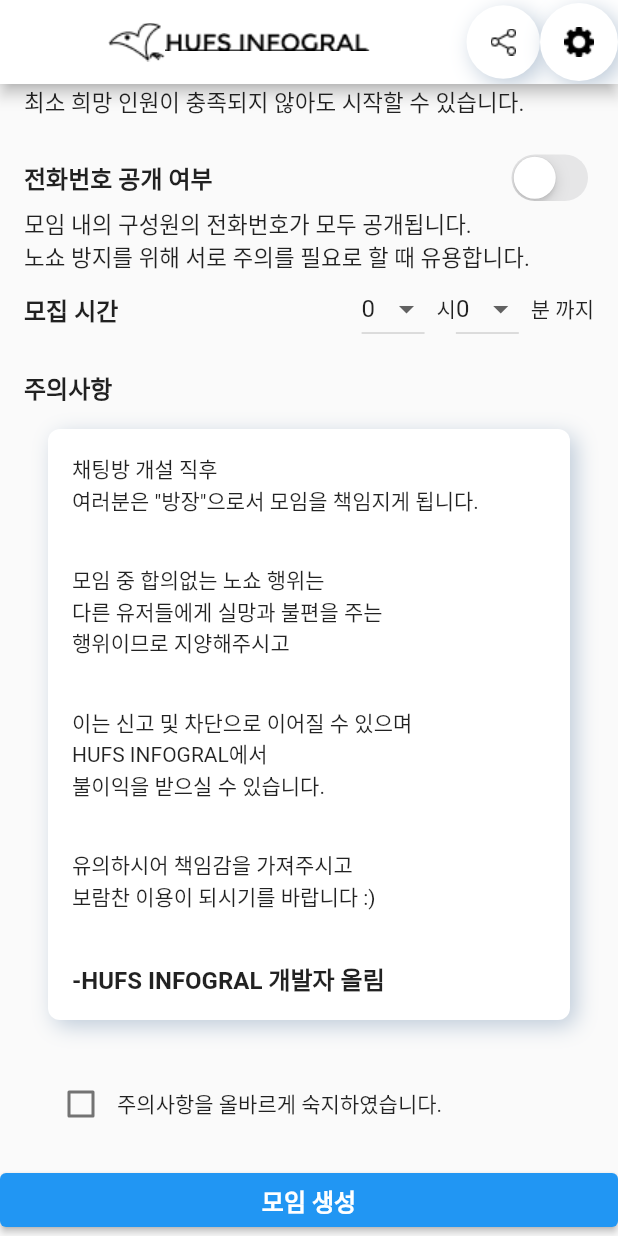
After one commit to Bewheneverwhatiwant/HUFS_Information_Front, a Flutter app: the CreatingChat screen opened directly, scrolled down 413 dp, after a tap on "모임 생성", on a phone screen of 412 x 824 dp. The commit adds this screen. Run offline on Flutter 3.47's test engine with Material 2 defaults, Android fonts, the phone set to English and light mode, and no system bars; our stand-ins replace carousel_slider, sliding_up_panel.

Commit message:
[ADD] CreatingChat 페이지 완성, 그러나 FormButton의 유효성 검사와 관련해서 오류 이슈 있음, AlertMessage Page 뼈대만 만들어둠

```diff
--- /dev/null
+++ b/lib/Common_CheckBox.dart
@@ -0,0 +1,25 @@
+import 'package:flutter/material.dart';
+
+class CheckBox extends StatefulWidget {
+
+  @override
+  _CheckBoxState createState() => _CheckBoxState();
+}
+
+class _CheckBoxState extends State<Checkbox> {
+  bool _isChecked = false;
+
+  @override
+  Widget build(BuildContext context) {
+    return Checkbox(
+      value: _isChecked,
+
+      onChanged: (bool? value) {
+        setState(() {
+          _isChecked = value ?? false;
+        });
+
+      },
+    );
+  }
+}
--- /dev/null
+++ b/lib/Common_FormButton.dart
@@ -0,0 +1,77 @@
+import 'package:flutter/material.dart';
+
+/*
+
+모든 InputText가 채워지고 checkBox가 체크되면 버튼이 활성화되는 코드를 작성하려 했으나 실패...^^!
+일간은 그냥 파란 버튼 뜨게 해놓을게... 나중에 원인 알것같으면 같이 고치자
+난 진짜 도저히 에러 해결 못하겠어 ㅠㅠㅠㅠㅠㅠㅠㅠ
+밑에 코드 참고하면서 에러 원인 찾아보라고 남겨둠...
+
+class FormButton extends StatefulWidget {
+  final String value1;
+  final int value2;
+  final String value3;
+  final bool isChecked;
+
+  FormButton({
+    required this.value1,
+    required this.value2,
+    required this.value3,
+    required this.isChecked,
+  });
+
+  @override
+  _FormButtonState createState() => _FormButtonState();
+}
+
+class _FormButtonState extends State<FormButton> {
+  bool isFormValid() {
+    // 모든 TextField가 채워졌는지 확인
+    final value1 = widget.value1;
+    final value2 = widget.value2;
+    final value3 = widget.value3;
+
+    if (value1.isEmpty || value2.toString().isEmpty || value3.isEmpty) {
+      return false;
+    }
+
+    // 체크박스가 체크되었는지 확인
+    return widget.isChecked;
+  }
+
+  @override
+  Widget build(BuildContext context) {
+    return ElevatedButton(
+      onPressed: isFormValid()
+          ? () {
+              // 버튼이 클릭되었을 때 수행할 동작(채팅방 형성 및 토스트 메시지) 나중에 제작해야됨
+            }
+          : null,
+      child: Text(
+        '모임 생성',
+        style: TextStyle(fontSize: 16, fontWeight: FontWeight.bold, color: Colors.white),
+      ),
+      style: ElevatedButton.styleFrom(
+        padding: EdgeInsets.symmetric(horizontal: MediaQuery.of(context).size.width / 4),
+        // primary에 줄이 그어진 상태: 현재 버튼 비활성화 상태라는 뜻!
+        primary: isFormValid() ? Colors.blue : Colors.grey,
+      ),
+    );
+  }
+}
+*/
+
+class FormButton extends StatelessWidget {
+
+  @override
+  Widget build (BuildContext context) {
+    return ElevatedButton(
+      onPressed: () {},
+      child: Text('모임 생성', style: TextStyle(fontSize: 16, fontWeight: FontWeight.bold, color: Colors.white)),
+      style: ElevatedButton.styleFrom(
+        padding: EdgeInsets.symmetric(horizontal: MediaQuery.of(context).size.width / 4),
+        backgroundColor: Colors.blue,
+        )
+      );
+  }
+}
--- /dev/null
+++ b/lib/Common_InputText.dart
@@ -0,0 +1,43 @@
+import 'package:flutter/material.dart';
+
+//labelText랑 width 등등 인자 여러개 넣어서 재사용할 수 있게 만들었엉! 검토부탁!
+
+class InputText extends StatefulWidget {
+  final String labelText;
+  final double labelWidth;
+  final TextEditingController textEditCtrl;
+  final ValueChanged<String> onChanged;
+
+  InputText({required this.labelText, this.labelWidth = double.infinity, required this.onChanged, required this.textEditCtrl});
+
+  @override
+  _InputTextState createState() => _InputTextState();
+}
+
+class _InputTextState extends State<InputText> {
+  @override
+  Widget build(BuildContext context) {
+    return Padding(
+      padding: EdgeInsets.all(16.0),
+      child: Column(
+        children: [
+          Container(
+            width: widget.labelWidth,
+            child: TextField(
+              controller: widget.textEditCtrl,
+              onChanged: widget.onChanged,
+              decoration: InputDecoration(
+                labelText: widget.labelText,
+                labelStyle: TextStyle(
+                  color: Colors.blue,
+                  fontSize: 16,
+                  fontWeight: FontWeight.bold,
+                ),
+              ),
+            ),
+          ),
+        ],
+      ),
+    );
+  }
+}
--- /dev/null
+++ b/lib/Common_SelectBox.dart
@@ -0,0 +1,59 @@
+import 'package:flutter/material.dart';
+
+//삼각형 모양 버튼을 누르면 아래로 선택지가 드롭되는 select input을 구현한 코드임!
+//다른 걸로 바꿔도 되는데 drop dowm button이 가장 무난한듯 해서 그거로 함
+//넣을 화면에서 각 변수에 대해서 ex) options: List.generate(10, (index) => index + 1) (10까지 드롭다운 만들기) 이런 식으로 조절해주면 됨
+//좀 어렵다... 주석 많음
+
+class SelectInput extends StatefulWidget { //무조건 꼭 꼭 stateful로 할 것
+
+  final int itemCount; //0부터 itemCount까지 선택지를 생성
+  final int value; //초기값(현재 선택되어있는 값)
+  final ValueChanged<int> onChanged; //새로운 값으로 변경하면 호출될 함수
+
+  SelectInput({
+    required this.itemCount,
+    required this.value,
+    required this.onChanged,
+  });
+
+  @override
+  _SelectInputState createState() => _SelectInputState();
+}
+
+class _SelectInputState extends State<SelectInput> {
+  int? selectedValue; //nullable로 설정해야 오류안남!!
+
+  @override
+  //option list(0~itemCount까지) 생성하는 함수
+  void initState() {
+    super.initState();
+    selectedValue = widget.value;
+  }
+
+  @override
+  Widget build(BuildContext context) {
+    //드롭다운 버튼 위젯 생성
+    return DropdownButton<int>(
+      value: selectedValue,
+      onChanged: (newValue) {
+
+        //null 처리 무조건 무조건 꼭 할 것
+        if (newValue != null) {
+          setState(() {
+            selectedValue = newValue;
+            widget.onChanged(newValue);
+          });
+        }
+      },
+
+      //items로 인해 선택지 항목이 보일 수 있게 됨(항목을 표시하는 역할)
+      items: List<DropdownMenuItem<int>>.generate(widget.itemCount + 1, (index) { //이 형식으로 화면에 대입하면 됨!!!
+        return DropdownMenuItem<int>(
+          value: index,
+          child: Text(index.toString()),
+        );
+      }),
+    );
+  }
+}
--- /dev/null
+++ b/lib/Page_AlertMessage.dart
@@ -0,0 +1,31 @@
+import 'package:flutter/material.dart';
+
+class AlertMessage extends StatelessWidget {
+
+  //채팅방 입장 전 alert 화면 간단하개 틀만 잡아둠!!
+
+  @override
+  Widget build (BuildContext context) {
+    return AlertDialog(
+      shape: RoundedRectangleBorder(
+                borderRadius: BorderRadius.circular(10.0)),
+                title: Column(
+              children: <Widget>[
+                new Text("Dialog Title"),
+              ],
+            ),
+
+             content: Column(
+
+              mainAxisSize: MainAxisSize.min,
+              crossAxisAlignment: CrossAxisAlignment.start,
+              children: <Widget>[
+                Text(
+                  "Dialog Content",
+                ),
+              ],
+            ),
+
+    );
+  }
+}
--- /dev/null
+++ b/lib/Page_CreatingChat.dart
@@ -0,0 +1,438 @@
+import 'package:flutter/material.dart';
+import 'Common_InputText.dart';
+import 'Common_LogoAppBar.dart';
+import 'Common_SelectBox.dart';
+import 'package:flutter/cupertino.dart';
+import 'Common_CheckBox.dart';
+import 'Common_FormButton.dart';
+
+//FormButton의 유효성 검사(InputText 3개 입력 & 체크박스 체크) 부분에서 상당한 에러가 발생함. 해당 부분 주석처리해둠!
+
+class CreatingChat extends StatelessWidget {
+
+  final TextEditingController value1Controller = TextEditingController();
+  final TextEditingController value2Controller = TextEditingController();
+  final TextEditingController value3Controller = TextEditingController();
+  bool _isChecked = false;
+
+  @override
+  Widget build(BuildContext context) {
+    return Scaffold(
+      appBar: LogoAppBar(),
+      body: ListView(
+        children: [
+      writeYourChatName(),
+      deliveryCost(), //[분리] 아래에 만들어둠
+      getPlace(), //[분리]
+      MinimumPeople(),//[분리]
+      IsNotDuty(),//[분리]
+      SizedBox(height:20),
+      WillYouOpen(),
+      forOurSafety(),
+      GatherTime(),
+      SizedBox(height: 16),
+      BeCareFul(),
+      SizedBox(height: 16),
+      DoYouUnderstand(),
+      SizedBox(height: 16),
+      //FormButton에 문제가 있는게 확실하므로 고쳐야 함 ㅠㅠ....
+      /*
+      이런 식으로 InputText랑 checkBox 인자를 넘겨주려고 햇다는 것 참고하라고 남겨둠..!!
+      일단 임시로 파란 버튼 그냥 만들어뒀엉
+      FormButton(
+            value1: value1Controller.text,
+            value2: int.parse(value2Controller.text),
+            value3: value3Controller.text,
+            isChecked: _isChecked,
+          ),
+          */
+      FormButton(),
+
+
+        ]
+      )
+    );
+  }
+
+}
+
+class writeYourChatName extends StatefulWidget {
+  final TextEditingController value1Controller = TextEditingController();
+
+  String value1 = '';
+
+  @override
+  _writeYourChatNameState createState() => _writeYourChatNameState();
+}
+
+class _writeYourChatNameState extends State<writeYourChatName> {
+  @override
+  Widget build(BuildContext context) {
+    return InputText(
+      labelText: '모임 제목을 입력해주세요.',
+      onChanged: (value) {
+        setState(() {
+          widget.value1 = value;
+        });
+      },
+      textEditCtrl: widget.value1Controller,
+    );
+  }
+}
+
+
+class deliveryCost extends StatelessWidget {
+
+  final TextEditingController value2Controller = TextEditingController();
+   int value2 = 0;
+
+  @override
+  Widget build(BuildContext context) {
+    return Padding(
+      padding: EdgeInsets.symmetric(horizontal: 16.0),
+      child: Row(
+        mainAxisAlignment: MainAxisAlignment.spaceBetween,
+        children: [
+
+          //'배달비'랑 InputText가 양끝으로 가게 expanded로 감쌈
+          Expanded(
+            child: Row(
+              children: [
+                Text(
+                  '배달비',
+                  style: TextStyle(fontSize: 16, fontWeight: FontWeight.bold),
+                ),
+              ],
+            ),
+          ),
+
+          SizedBox(width: 16),
+
+          Expanded(
+            child: Row(
+              mainAxisAlignment: MainAxisAlignment.spaceBetween,
+              children: [
+                  InputText(labelText: '', labelWidth: 150, textEditCtrl: value2Controller, onChanged: (value)  {value2 = int.parse(value);}),
+
+                  Text('원'),
+
+              ],
+            ),
+          ),
+
+
+        ],
+      ),
+    );
+  }
+}
+
+class getPlace extends StatelessWidget {
+
+  final TextEditingController value3Controller = TextEditingController();
+  String value3 = '';
+
+  @override
+  Widget build (BuildContext context) {
+    return Padding(
+      padding: EdgeInsets.symmetric(horizontal: 16.0),
+      child: Row(
+        mainAxisAlignment: MainAxisAlignment.spaceBetween,
+
+        children: [
+          Expanded(
+            child: Row(children: [
+              Text('수령 장소', style: TextStyle(fontSize: 16, fontWeight: FontWeight.bold))
+            ],)
+          ),
+
+          Expanded(
+            child: Row(
+              children: [
+                InputText(labelText: '', labelWidth: 200, textEditCtrl: value3Controller, onChanged: (value) { value3 = value;})
+            ]),)
+          ],)
+
+      );
+
+  }
+}
+
+class MinimumPeople extends StatefulWidget {
+  @override
+  _MinimumPeopleState createState() => _MinimumPeopleState();
+}
+
+class _MinimumPeopleState extends State<MinimumPeople> {
+  int selectedValue = 1; //아무것도 안 눌렀을 때 값은 1로 정했음
+
+  @override
+  Widget build(BuildContext context) {
+    return Padding(
+      padding: EdgeInsets.symmetric(horizontal: 16.0),
+
+      child: Row(
+        mainAxisAlignment: MainAxisAlignment.spaceBetween,
+        children: [
+          Expanded(
+            child: Row(
+              children: [
+                Text(
+                  '최소 희망 인원',
+                  style: TextStyle(fontSize: 16, fontWeight: FontWeight.bold),
+                ),
+              ],
+            ),
+          ),
+
+          //여기가 dropdown button 부분
+          SelectInput(itemCount: 10, value: selectedValue,
+
+            onChanged: (newValue) {
+              setState(() {
+                selectedValue = newValue; //새로 고른 값이 있다면 null인지 검사 후 값이 변경됨, 함수 속의 함수 꼴.
+              });
+            },
+
+          ),
+        ],
+      ),
+    );
+  }
+}
+
+class IsNotDuty extends StatelessWidget {
+  @override
+  Widget build(BuildContext context) {
+    return Padding(
+      padding: EdgeInsets.symmetric(horizontal: 16.0),
+      child: Row(
+        children: [
+          Text(
+            '최소 희망 인원이 충족되지 않아도 시작할 수 있습니다.',
+            style: TextStyle(fontSize: 15),
+          ),
+        ],
+      ),
+    );
+  }
+}
+
+//아이폰 on off 스위치 모양 만들기(cupertino라고 함, 맨 위에 import 했음!)
+class WillYouOpen extends StatefulWidget {
+  @override
+  _WillYouOpenState createState() => _WillYouOpenState();
+}
+
+class _WillYouOpenState extends State<WillYouOpen> {
+  bool _isSwitched = false;
+
+  @override
+  Widget build(BuildContext context) {
+    return Padding(
+      padding: EdgeInsets.symmetric(horizontal: 16.0),
+
+      child: Row(
+        mainAxisAlignment: MainAxisAlignment.spaceBetween,
+
+        children: [
+          Text('전화번호 공개 여부', style: TextStyle(fontSize: 16, fontWeight: FontWeight.bold)),
+
+          SizedBox(width: 16),
+
+          //selectBox와 같은 로직이라고 생각하면 됨!
+          CupertinoSwitch(
+            value: _isSwitched,
+            activeColor: CupertinoColors.activeBlue,
+            onChanged: (bool value) {
+              setState(() {
+                _isSwitched = value;
+              });
+            },
+          ),
+        ],
+      ),
+    );
+  }
+}
+
+class forOurSafety extends StatelessWidget {
+  @override
+  Widget build(BuildContext context) {
+    return Padding(
+      padding: EdgeInsets.symmetric(horizontal: 16.0),
+      child: Column(
+        crossAxisAlignment: CrossAxisAlignment.start,
+        children: [
+          Text(
+            '모임 내의 구성원의 전화번호가 모두 공개됩니다.',
+            style: TextStyle(fontSize: 15),
+          ),
+          Text(
+            '노쇼 방지를 위해 서로 주의를 필요로 할 때 유용합니다.',
+            style: TextStyle(fontSize: 15),
+          ),
+        ],
+      ),
+    );
+  }
+}
+
+//시간을 설정하는 드롭박스가 들어가는 부분
+class GatherTime extends StatefulWidget {
+  @override
+  _GatherTimeState createState() => _GatherTimeState();
+}
+
+class _GatherTimeState extends State<GatherTime> {
+  int selectedHour = 00;
+  int selectedMinute = 00;
+
+  @override
+  Widget build(BuildContext context) {
+    return Padding(
+      padding: EdgeInsets.symmetric(horizontal: 16.0),
+
+      child: Row(
+        mainAxisAlignment: MainAxisAlignment.spaceBetween,
+        children: [
+          Expanded(
+            child: Row(
+              children: [
+                Text(
+                  '모집 시간',
+                  style: TextStyle(fontSize: 16, fontWeight: FontWeight.bold),
+                ),
+              ],
+            ),
+          ),
+
+          Row(
+            children: [
+              // 시간 선택
+              SelectInput(
+                itemCount: 24,
+                value: selectedHour,
+                onChanged: (newValue) {
+                  setState(() {
+                    selectedHour = newValue ?? 00;
+                  });
+                },
+              ),
+              SizedBox(width: 8),
+
+              Text('시'),
+            ],
+          ),
+          Row(
+            children: [
+              // 분 선택
+              SelectInput(
+                itemCount: 59,
+                value: selectedMinute,
+                onChanged: (newValue) {
+                  setState(() {
+                    selectedMinute = newValue ?? 00;
+                  });
+                },
+              ),
+
+              SizedBox(width: 8),
+              Text('분 까지'),
+            ],
+          ),
+        ],
+      ),
+    );
+  }
+}
+
+class BeCareFul extends StatelessWidget {
+  get decoration => null;
+
+@override
+Widget build(BuildContext context) {
+  return Padding(
+    padding: EdgeInsets.symmetric(horizontal: 16.0),
+    child: Column(
+      crossAxisAlignment: CrossAxisAlignment.start,
+      children: [
+        Text('주의사항', style: TextStyle(fontSize: 16, fontWeight: FontWeight.bold)),
+        Padding(
+          padding: EdgeInsets.all(16.0),
+          child: Container(
+            width: MediaQuery.of(context).size.width,
+
+            decoration: BoxDecoration(
+              borderRadius: BorderRadius.circular(8.0),
+              color: Colors.white,
+              boxShadow: [
+                BoxShadow(
+                  offset: Offset(4, 4),
+                  blurRadius: 12,
+                  color: Color(0xFFBECBD9),
+                ),
+              ],
+            ),
+
+            child: Column(
+              crossAxisAlignment: CrossAxisAlignment.start,
+              children: [
+                Padding(
+                  padding: EdgeInsets.all(16.0),
+                  child: Text('채팅방 개설 직후\n여러분은 "방장"으로서 모임을 책임지게 됩니다.'),
+                ),
+                Padding(
+                  padding: EdgeInsets.all(16.0),
+                  child: Text('모임 중 합의없는 노쇼 행위는\n다른 유저들에게 실망과 불편을 주는\n행위이므로 지양해주시고'),
+                ),
+                Padding(
+                  padding: EdgeInsets.all(16.0),
+                  child: Text('이는 신고 및 차단으로 이어질 수 있으며\nHUFS INFOGRAL에서\n불이익을 받으실 수 있습니다.'),
+                ),
+                Padding(
+                  padding: EdgeInsets.all(16.0),
+                  child: Text('유의하시어 책임감을 가져주시고\n보람찬 이용이 되시기를 바랍니다 :)'),
+                ),
+                Padding(
+                  padding: EdgeInsets.all(16.0),
+                  child: Text('-HUFS INFOGRAL 개발자 올림', style: TextStyle(fontSize: 16, fontWeight: FontWeight.bold)),
+                ),
+              ],
+            ),
+          ),
+        ),
+      ],
+    ),
+  );
+}
+}
+
+class DoYouUnderstand extends StatefulWidget {
+  @override
+  _DoYouUnderstandState createState() => _DoYouUnderstandState();
+}
+
+class _DoYouUnderstandState extends State<DoYouUnderstand> {
+  bool _isChecked = false;
+
+  @override
+  Widget build(BuildContext context) {
+    return Padding(
+      padding: EdgeInsets.symmetric(horizontal: 30.0),
+      child: Row(
+        children: [
+          Checkbox(
+            value: _isChecked,
+            onChanged: (bool? value) {
+              setState(() {
+                _isChecked = value ?? false;
+              });
+            },
+          ),
+          Text('주의사항을 올바르게 숙지하였습니다.'),
+        ],
+      ),
+    );
+  }
+}
--- a/lib/Page_GatherHelp.dart
+++ b/lib/Page_GatherHelp.dart
@@ -3,6 +3,7 @@ import 'package:hufs_information/Gather_ChattingRoomList.dart';
 import 'package:hufs_information/Gather_CreateChat.dart';
 import 'Common_LogoAppBar.dart';
 import 'Gather_PointContainer.dart';
+import 'Page_CreatingChat.dart';
 
 //app bar 바로 밑에 point container가 오게하고, +버튼은 위치를 고정시켜야 해서 container랑 안겹치게 children으로 분리되도록 수정함~~
 
@@ -35,7 +36,14 @@ class GatherHelp extends StatelessWidget {
             bottom: 16.0,
             right: 16.0,
             child: CreateChat(
-                onPressed: null,
+
+              //onPressed 부분을 수정해서, + 버튼 클릭 시 cteatingChat 화면으로 이동하게 함.
+                onPressed: () {
+                Navigator.push(
+                  context,
+                  MaterialPageRoute(builder: (context) => CreatingChat()),
+                );
+              },
                 child: Text('+',
                     style:
                         TextStyle(fontSize: 15, fontWeight: FontWeight.bold))),
```
